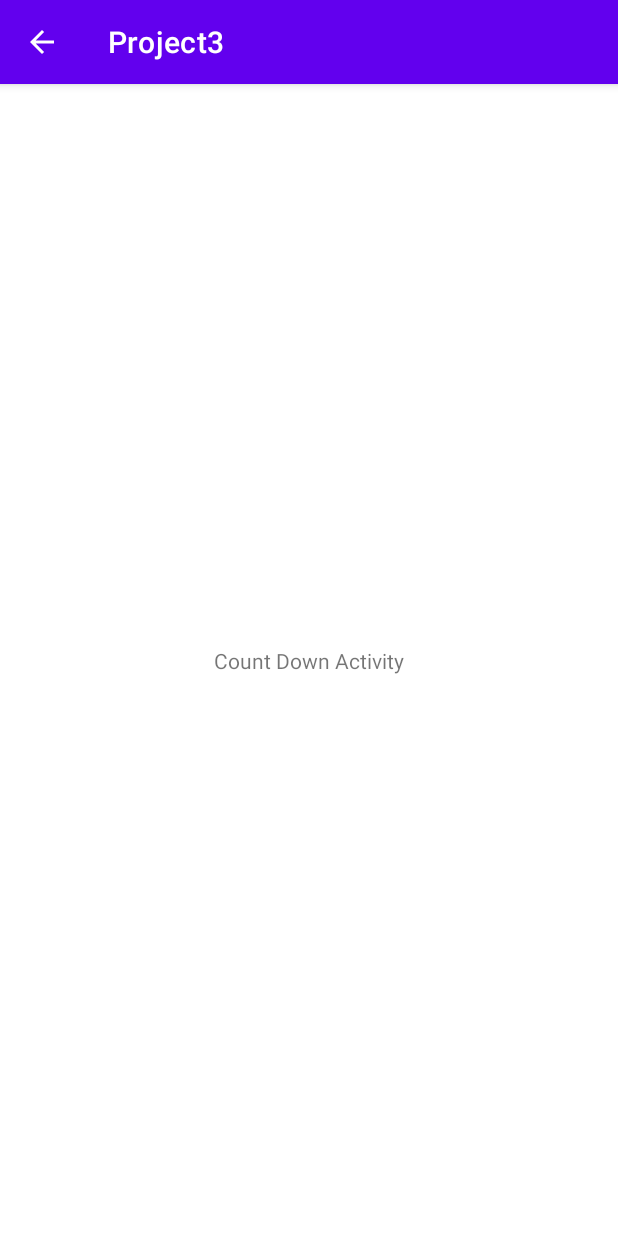
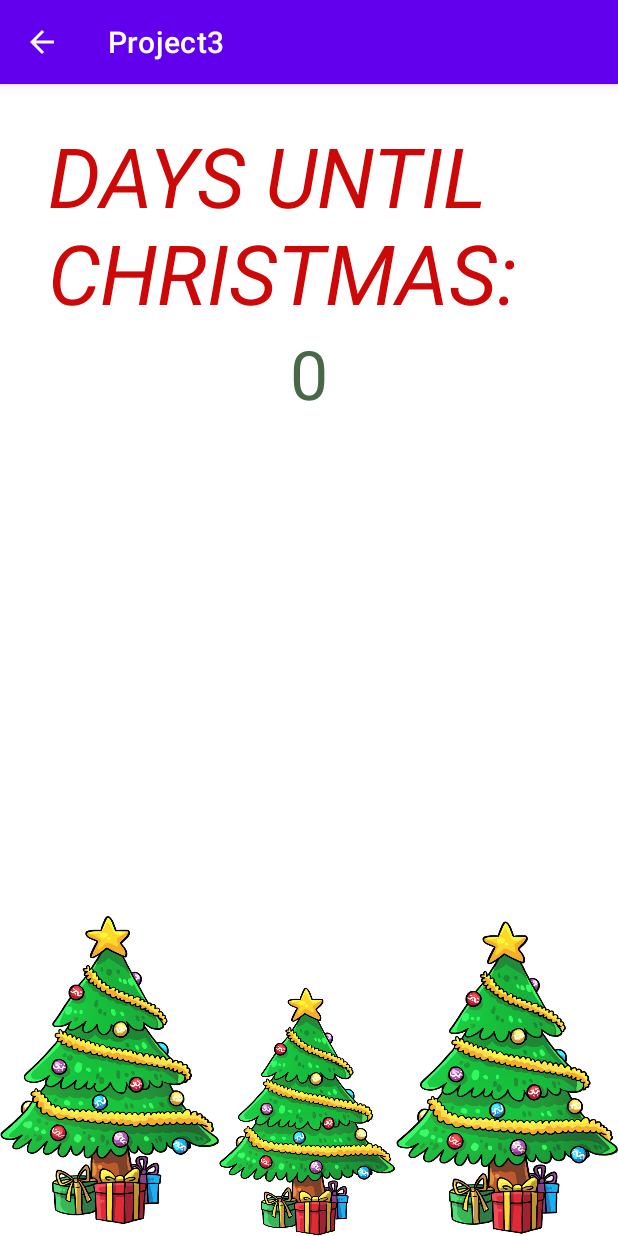
Before and after one commit to shae-kelly/Project3, an Android app: the CountDownActivity screen opened directly, with no data from a screen before it, on a phone screen of 412 x 824 dp. Run offline under Robolectric (Android 15) with nearby library versions, the phone set to English and light mode, and no system bars; Roboto replaces fonts that are not available here.

Commit message:
Implemented CountDownActivity, activity_countdown, and Fetch Time

```diff
--- a/Project3/app/src/main/java/com/example/project3/CountDownActivity.java
+++ b/Project3/app/src/main/java/com/example/project3/CountDownActivity.java
@@ -2,13 +2,39 @@ package com.example.project3;
 
 import androidx.appcompat.app.AppCompatActivity;
 
+import android.os.AsyncTask;
 import android.os.Bundle;
+import android.util.Log;
+import android.view.View;
+import android.widget.EditText;
+import android.widget.TextView;
+
+import org.json.JSONArray;
+import org.json.JSONObject;
+
+import java.io.BufferedReader;
+import java.io.IOException;
+import java.io.InputStream;
+import java.io.InputStreamReader;
+import java.lang.ref.WeakReference;
+import java.net.HttpURLConnection;
+import java.net.URL;
+import java.nio.channels.AsynchronousChannelGroup;
 
 public class CountDownActivity extends AppCompatActivity {
+    private TextView mdays;
 
     @Override
     protected void onCreate(Bundle savedInstanceState) {
         super.onCreate(savedInstanceState);
         setContentView(R.layout.activity_count_down);
+        mdays = (TextView) findViewById(R.id.Days);
+    }
+
+    public void findDays(View view) {
+        FetchTime ft = new FetchTime(mdays);
+        ft.execute();
+        //don't directly call callinbackground, the execute method calls it
+
     }
 }
--- a/Project3/app/src/main/java/com/example/project3/MainActivity.java
+++ b/Project3/app/src/main/java/com/example/project3/MainActivity.java
@@ -20,12 +20,12 @@ public class MainActivity extends AppCompatActivity {
     }
 
     public void launchGiftsActivity(View view) {
-        Intent intent = new Intent(this, CountDownActivity.class);
+        Intent intent = new Intent(this, GiftActivity.class);
         startActivity(intent);
     }
 
     public void launchCountdownActivity(View view) {
-        Intent intent = new Intent(this, GiftActivity.class);
+        Intent intent = new Intent(this, CountDownActivity.class);
         startActivity(intent);
     }
 
--- a/Project3/app/src/main/res/layout/activity_count_down.xml
+++ b/Project3/app/src/main/res/layout/activity_count_down.xml
@@ -7,11 +7,55 @@
     tools:context=".CountDownActivity">
 
     <TextView
-        android:id="@+id/textView3"
+        android:id="@+id/Days"
         android:layout_width="wrap_content"
         android:layout_height="wrap_content"
-        android:text="Count Down Activity"
+        android:text="0"
+        android:textAppearance="@style/TextAppearance.AppCompat.Display2"
+        android:textColor="#486849"
+        app:layout_constraintEnd_toEndOf="parent"
+        app:layout_constraintStart_toStartOf="parent"
+        app:layout_constraintTop_toBottomOf="@+id/textView4" />
+
+    <ImageView
+        android:id="@+id/imageView"
+        android:layout_width="146dp"
+        android:layout_height="221dp"
         app:layout_constraintBottom_toBottomOf="parent"
+        app:layout_constraintStart_toStartOf="parent"
+        app:srcCompat="@drawable/christmas_tree" />
+
+    <ImageView
+        android:id="@+id/imageView2"
+        android:layout_width="117dp"
+        android:layout_height="166dp"
+        app:layout_constraintBottom_toBottomOf="parent"
+        app:layout_constraintStart_toEndOf="@+id/imageView"
+        app:srcCompat="@drawable/christmas_tree" />
+
+    <ImageView
+        android:id="@+id/imageView4"
+        android:layout_width="148dp"
+        android:layout_height="211dp"
+        app:layout_constraintBottom_toBottomOf="parent"
+        app:layout_constraintEnd_toEndOf="parent"
+        app:layout_constraintHorizontal_bias="1.0"
+        app:layout_constraintStart_toEndOf="@+id/imageView2"
+        app:srcCompat="@drawable/christmas_tree" />
+
+    <TextView
+        android:id="@+id/textView4"
+        android:layout_width="0dp"
+        android:layout_height="wrap_content"
+        android:layout_marginStart="32dp"
+        android:layout_marginTop="24dp"
+        android:text="Days Until Christmas:"
+        android:textAllCaps="true"
+        android:textAppearance="@style/TextAppearance.AppCompat.Large"
+        android:textColor="#CD0808"
+        android:textColorHighlight="#E1D8D8"
+        android:textSize="55sp"
+        android:textStyle="italic"
         app:layout_constraintEnd_toEndOf="parent"
         app:layout_constraintStart_toStartOf="parent"
         app:layout_constraintTop_toTopOf="parent" />
--- a/Project3/app/src/main/res/layout/activity_main.xml
+++ b/Project3/app/src/main/res/layout/activity_main.xml
@@ -61,7 +61,7 @@
         app:layout_constraintEnd_toEndOf="parent"
         app:layout_constraintStart_toEndOf="@+id/gifts"
         app:layout_constraintTop_toBottomOf="@+id/imageView3"
-        android:onClick="launchCountdownActivity"/>
+        android:onClick="launchGiftsActivity"/>
 
     <Button
         android:id="@+id/gifts"
@@ -77,7 +77,7 @@
         app:layout_constraintBottom_toBottomOf="parent"
         app:layout_constraintStart_toEndOf="@+id/secretSanta"
         app:layout_constraintTop_toBottomOf="@+id/imageView3"
-        android:onClick="launchGiftsActivity"
+        android:onClick="launchCountdownActivity"
         />
 
 </androidx.constraintlayout.widget.ConstraintLayout>
```
Also changed, not shown: Project3/app/src/main/java/com/example/project3/FetchTime.java (added, +89 -0 lines), Project3/app/src/main/res/drawable/days_till.jpg (added), Project3/app/src/main/res/drawable/tree1.png (added).
